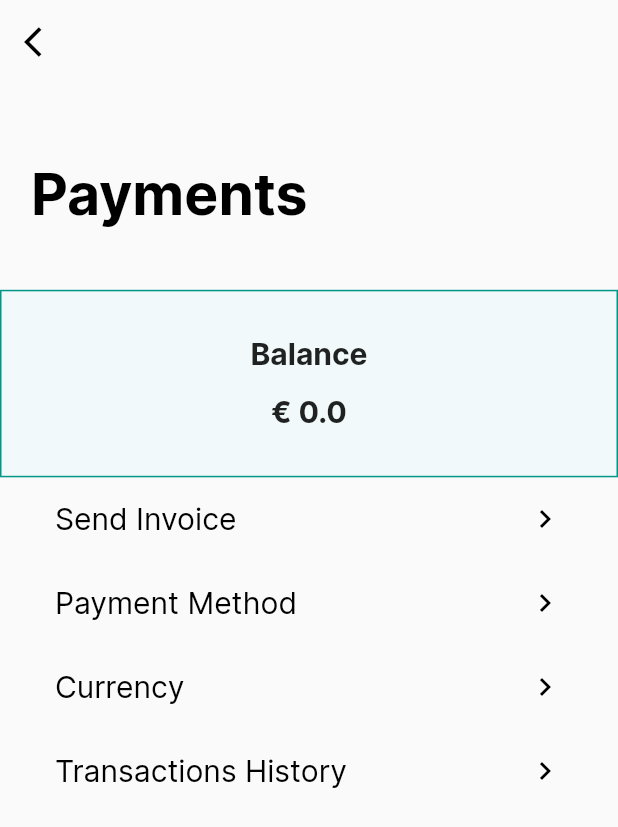
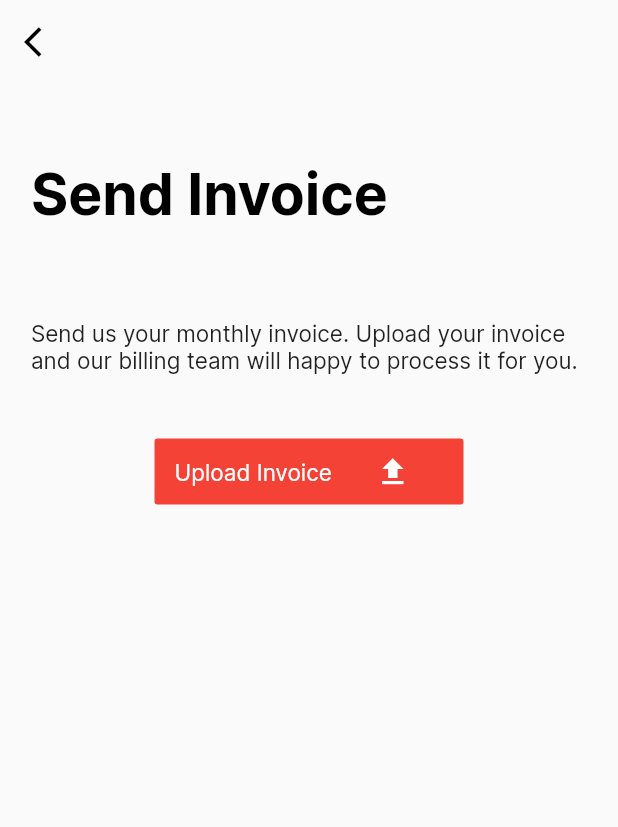
Before and after one commit to Gratski/vf_mobile_professors, a Flutter app: the PaymentsScreen screen opened directly, after a tap on "Send Invoice", on a phone screen of 412 x 824 dp. Shown: the top 827 px of the screen. Run offline on Flutter 3.47's test engine with Material 2 defaults, Android fonts, the phone set to English and light mode, and no system bars; our stand-ins replace file_picker, flutter_mobx, mobx; generated files the repository leaves out were written again; network calls fail.

Commit message:
added send invoice

```diff
--- a/lang/en.json
+++ b/lang/en.json
@@ -95,6 +95,10 @@
   "SETTINGS_ADD_PAYMENT_METHODS_TERMS_SUB_TITLE": "At this moment PayPal is the only payment method available",
   "SETTINGS_ADD_PAYMENT_METHODS_TERMS_EXECUTION_TIME_LABEL": "Transaction execution is processed every month on the last business day. Transaction execution can take up to 3 business days to be concluded.",
   "SETTINGS_ADD_PAYMENT_METHODS_TERMS_TAXATION_LABEL": "It may include taxes according to our terms and condtions depending on the country your are emitting your invoices from.",
-  "SETTINGS_ADD_PAYMENT_METHODS_TERMS_PROCEED_LINK": "Got it! Proceed"
+  "SETTINGS_ADD_PAYMENT_METHODS_TERMS_PROCEED_LINK": "Got it! Proceed",
+
+  "SETTINGS_ADD_PAYMENT_SEND_INVOICE_TOP_HEADER": "Send Invoice",
+  "SETTINGS_ADD_PAYMENT_SEND_INVOICE_SUB_TITLE": "Send us your monthly invoice. Upload your invoice and our billing team will happy to process it for you.",
+  "SETTINGS_ADD_PAYMENT_SEND_INVOICE_UPLOAD_BUTTON_LABEL": "Upload Invoice"
 
 }
--- a/lib/localization/constants/settings/payments/payments_constants.dart
+++ b/lib/localization/constants/settings/payments/payments_constants.dart
@@ -17,4 +17,8 @@ class PaymentsConstants {
   String get addPaymentMethodTermsTaxationLabel => "SETTINGS_ADD_PAYMENT_METHODS_TERMS_TAXATION_LABEL";
   String get addPaymentMethodTermsProceedLink => "SETTINGS_ADD_PAYMENT_METHODS_TERMS_PROCEED_LINK";
 
+  String get sendInvoiceTopHeader => "SETTINGS_ADD_PAYMENT_SEND_INVOICE_TOP_HEADER";
+  String get sendInvoiceSubTitle => "SETTINGS_ADD_PAYMENT_SEND_INVOICE_SUB_TITLE";
+  String get sendInvoiceUploadButtonLabel => "SETTINGS_ADD_PAYMENT_SEND_INVOICE_UPLOAD_BUTTON_LABEL";
+
 }
--- a/lib/screens/settings/payments/payments.dart
+++ b/lib/screens/settings/payments/payments.dart
@@ -6,6 +6,7 @@ import 'package:professors/localization/constants/settings/payments/payments_con
 import 'package:professors/localization/constants/settings/settings_notifications_constants.dart';
 import 'package:professors/screens/settings/payments/payment_methods.dart';
 import 'package:professors/screens/settings/payments/settings_transactions_history.dart';
+import 'package:professors/screens/settings/payments/upload_invoice.dart';
 import 'package:professors/styles/padding.dart';
 import 'package:professors/widgets/lists/regular_list_tile.dart';
 import 'package:professors/widgets/structural/appbar_builder.dart';
@@ -70,7 +71,12 @@ class PaymentsScreen extends StatelessWidget {
                   RegularListTile(
                       label: AppLocalizations.of(context).translate(screenConstants.sendInvoiceLabel),
                       hint: null,
-                          callback: () {}),
+                          callback: () {
+                            Navigator.push(
+                              context,
+                              MaterialPageRoute(builder: (context) => SendInvoiceScreen()),
+                            );
+                          }),
                   /// PAYMENT METHOD
                   RegularListTile(
                       label: AppLocalizations.of(context).translate(screenConstants.paymentMethodLabel),
--- /dev/null
+++ b/lib/screens/settings/payments/upload_invoice.dart
@@ -0,0 +1,64 @@
+import 'dart:io';
+
+import 'package:file_picker/file_picker.dart';
+import 'package:flutter/cupertino.dart';
+import 'package:flutter/material.dart';
+import 'package:professors/localization/app_localizations.dart';
+import 'package:professors/localization/constants/settings/payments/payments_constants.dart';
+import 'package:professors/styles/padding.dart';
+import 'package:professors/widgets/buttons/buttons_builder.dart';
+import 'package:professors/widgets/structural/appbar_builder.dart';
+import 'package:professors/widgets/structural/title_widget.dart';
+import 'package:professors/widgets/text/text.builder.dart';
+
+class SendInvoiceScreen extends StatelessWidget {
+  PaymentsConstants screenConstants = PaymentsConstants();
+
+  @override
+  Widget build(BuildContext context) {
+    return Scaffold(
+      appBar: AppBarBuilder.appBarWithTitle(context, null),
+      body: CustomScrollView(
+        slivers: <Widget>[
+          TopTitleWidget(
+            AppLocalizations.of(context)
+                .translate(screenConstants.sendInvoiceTopHeader),
+          ),
+          SliverToBoxAdapter(
+            child: Container(
+              padding: PaddingsBuilder.regularPadding(context),
+              margin: EdgeInsets.only(top: 20),
+              child: TextsBuilder.regularText(AppLocalizations.of(context)
+                  .translate(screenConstants.sendInvoiceSubTitle)),
+            ),
+          ),
+          SliverToBoxAdapter(
+            child: Container(
+              alignment: Alignment.center,
+              padding: PaddingsBuilder.regularPadding(context),
+              margin: EdgeInsets.only(
+                  top: MediaQuery.of(context).size.height * 0.05),
+              child: LayoutBuilder(
+                builder: (context, constraints) {
+                  return Container(
+                    width: MediaQuery.of(context).size.width / 2,
+                    child: ButtonsBuilder.redFlatButtonWithIcon(
+                        AppLocalizations.of(context).translate(
+                            screenConstants.sendInvoiceUploadButtonLabel),
+                            () async {
+                              File file = await FilePicker.getFile();
+                            },
+                        Icon(
+                          Icons.file_upload,
+                          color: Colors.white,
+                        )),
+                  );
+                },
+              ),
+            ),
+          ),
+        ],
+      ),
+    );
+  }
+}
--- a/lib/widgets/buttons/buttons_builder.dart
+++ b/lib/widgets/buttons/buttons_builder.dart
@@ -8,6 +8,11 @@ class ButtonsBuilder {
   /// FLAT BUTTONS
   static FlatButton redFlatButton(String text, VoidCallback callback){
     return createFlatButton(text, callback, Colors.red, Colors.white);
+  }
+
+  /// FLAT BUTTON WITH ICON
+  static FlatButton redFlatButtonWithIcon(String text, VoidCallback callback, Icon icon){
+    return createFlatButtonWithIcon(text, callback, Colors.red, Colors.white, icon);
   }
 
   /// LINK TEXT BLUE
@@ -25,4 +30,29 @@ class ButtonsBuilder {
     );
   }
 
+  static FlatButton createFlatButtonWithIcon(
+      String text, VoidCallback callback,
+      Color bgColor, Color textColor,
+      Icon icon
+      ){
+    return FlatButton(
+      padding: EdgeInsets.all(10.0),
+      color: bgColor,
+      textColor: textColor,
+      onPressed: callback,
+      child: Row(
+        children: <Widget>[
+          Expanded(
+            flex: 6,
+            child: TextsBuilder.regularText(text, alignment: TextAlign.center),
+          ),
+          Expanded(
+            flex: 4,
+            child: Icon(Icons.file_upload),
+          )
+        ],
+      )
+    );
+  }
+
 }
--- a/pubspec.yaml
+++ b/pubspec.yaml
@@ -16,6 +16,7 @@ dependencies:
   #Mobx
   mobx: ^0.3.10
   flutter_mobx: ^0.3.4+2
+  file_picker: ^1.6.0
 
 dev_dependencies:
   build_runner: ^1.8.1
```
Also changed, not shown: pubspec.lock, 5 other files.
